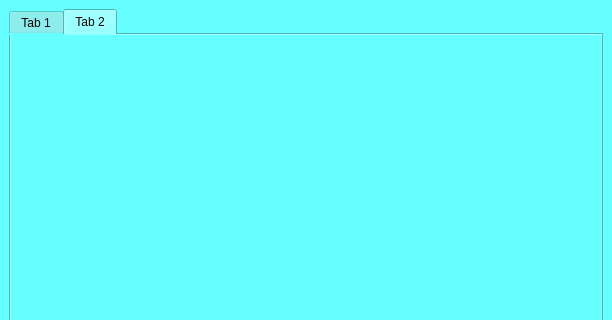
First picture: the form in Interface/Window_D.ui, repository SAOFastAcquisition/Fast_Acquisition_Bin_Base, before the edit; both pictures show x 0 to 612 and y 0 to 320 of the 612 by 724 pixel window.
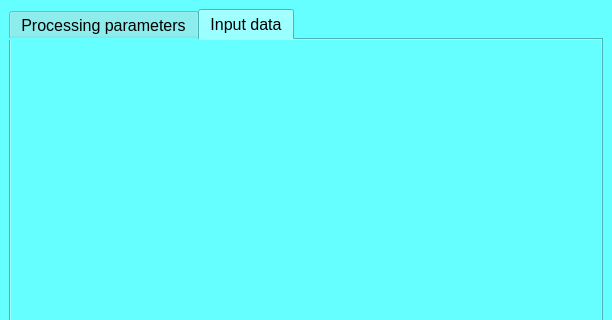
Second picture: the form after the edit. The open tabs and pages were chosen to show the change.

The edit to the form file:
```diff
--- a/Interface/Window_D.ui
+++ b/Interface/Window_D.ui
@@ -20,9 +20,23 @@
    <layout class="QVBoxLayout" name="verticalLayout">
     <item>
      <widget class="QTabWidget" name="tabWidget">
-      <widget class="QWidget" name="tab">
+      <property name="font">
+       <font>
+        <pointsize>12</pointsize>
+       </font>
+      </property>
+      <property name="tabPosition">
+       <enum>QTabWidget::North</enum>
+      </property>
+      <property name="currentIndex">
+       <number>1</number>
+      </property>
+      <property name="movable">
+       <bool>true</bool>
+      </property>
+      <widget class="QWidget" name="tab_parameters">
        <attribute name="title">
-        <string>Tab 1</string>
+        <string>Processing parameters</string>
        </attribute>
        <widget class="QLabel" name="lbl_frequency_resolution">
         <property name="geometry">
@@ -150,7 +164,7 @@
       </widget>
       <widget class="QWidget" name="tab_2">
        <attribute name="title">
-        <string>Tab 2</string>
+        <string>Input data</string>
        </attribute>
       </widget>
      </widget>
```
Left out of the diff: 4 changed lines with no effect on the pictures.
